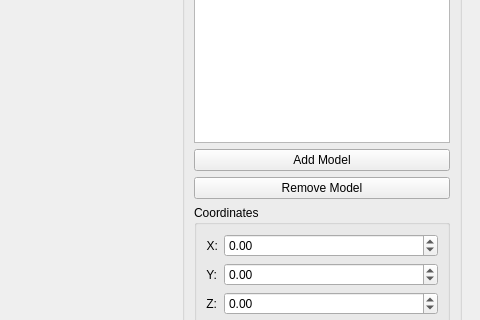
Old version of the form LabEngine/MainWindow.ui in the repository FrostByteGER/ComputerGraphics; both pictures show x 800 to 1280 and y 115 to 435 of the 1280 by 768 pixel window.
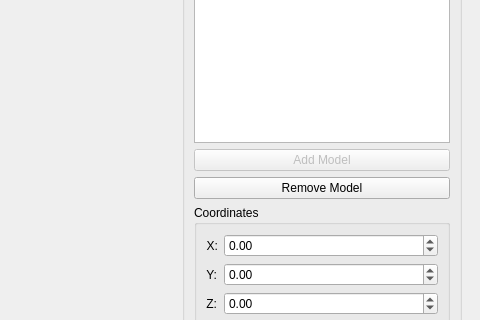
New version of the form. Custom widgets are drawn as their Qt base class.

```diff
--- a/LabEngine/MainWindow.ui
+++ b/LabEngine/MainWindow.ui
@@ -35,6 +35,9 @@
           </item>
           <item>
            <widget class="QPushButton" name="AddModelBtn">
+            <property name="enabled">
+             <bool>false</bool>
+            </property>
             <property name="text">
              <string>Add Model</string>
             </property>
```
